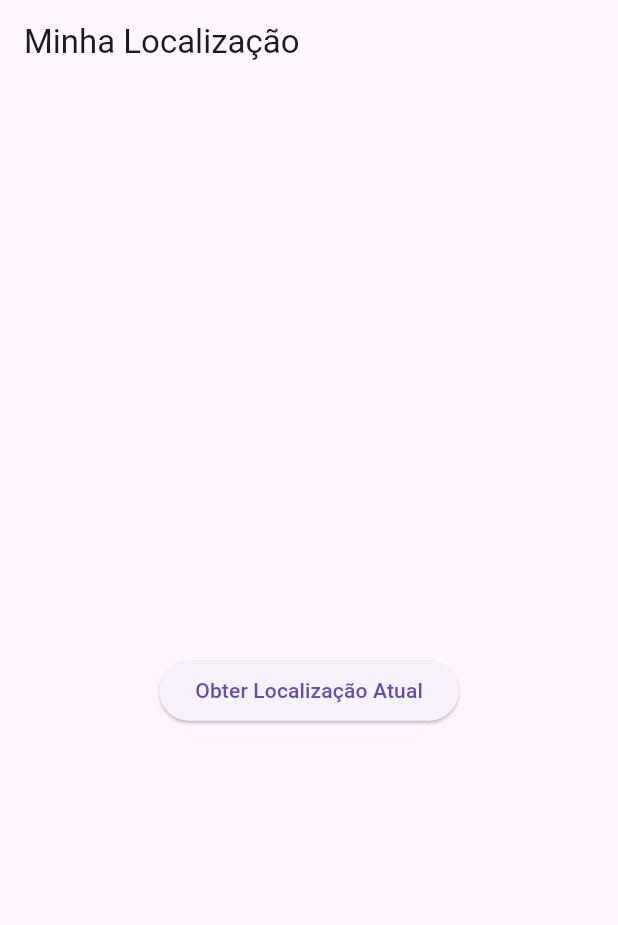
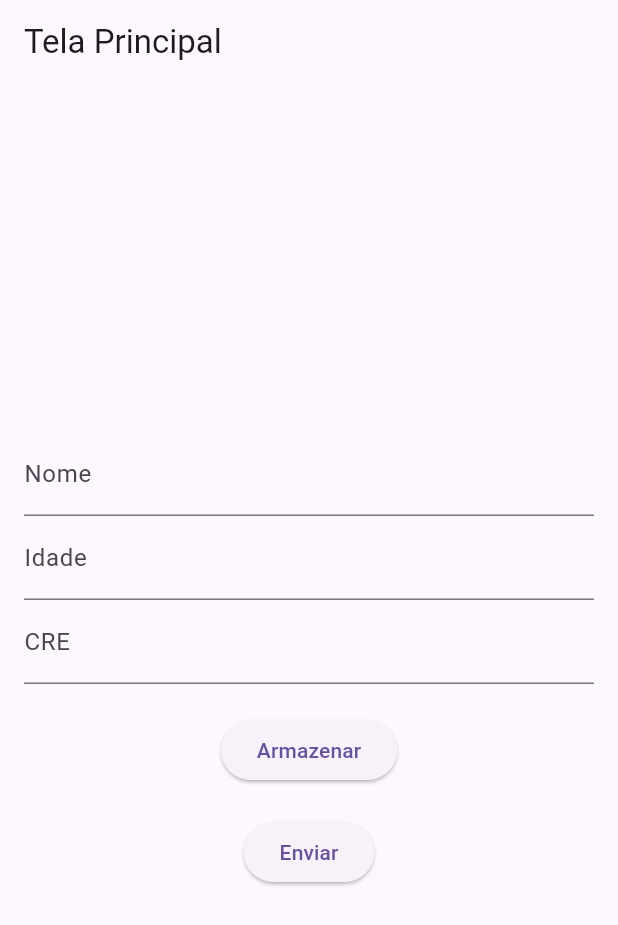
Before and after one commit to Samuel-MN0211/Curso_flutter, a Flutter app: the screen it shows after launch, on a phone screen of 412 x 824 dp. Shown: the top 925 px of the screen. Run offline on Flutter 3.47's test engine with Material 3 defaults, Android fonts, the phone set to English and light mode, and no system bars.

Commit message:
pratica final

```diff
--- a/lib/main.dart
+++ b/lib/main.dart
@@ -1,4 +1,5 @@
 import 'package:flutter/material.dart';
+import 'list_screen.dart';
 
 void main() {
   runApp(const MyApp());
@@ -9,9 +10,18 @@ class MyApp extends StatelessWidget {
 
   @override
   Widget build(BuildContext context) {
-    return const MaterialApp(
-      title: 'Minha Localização',
-      home: HomeScreen(),
+    return MaterialApp(
+      title: 'Formulário de Informações',
+      theme: ThemeData(
+        primarySwatch: Colors.blue,
+      ),
+      home: const HomeScreen(),
+      routes: {
+        '/listScreen': (context) => ListScreen(
+              data: ModalRoute.of(context)?.settings.arguments
+                  as List<Map<String, String>>?,
+            ),
+      },
     );
   }
 }
@@ -24,55 +34,79 @@ class HomeScreen extends StatefulWidget {
 }
 
 class _HomeScreenState extends State<HomeScreen> {
-  String locationMessage = '';
+  final _nameController = TextEditingController();
+  final _ageController = TextEditingController();
+  final _creController = TextEditingController();
+  final List<Map<String, String>> _data = [];
 
-  @override
-  void initState() {
-    super.initState();
-    _requestLocationPermission(); // Solicita a permissão ao iniciar o app
+  void _storeData() {
+    final name = _nameController.text;
+    final age = _ageController.text;
+    final cre = _creController.text;
+
+    if (name.isEmpty || age.isEmpty || cre.isEmpty) {
+      // Show a snackbar or alert if fields are empty
+      ScaffoldMessenger.of(context).showSnackBar(
+        const SnackBar(content: Text('Por favor, preencha todos os campos.')),
+      );
+      return;
+    }
+
+    setState(() {
+      _data.add({
+        'name': name,
+        'age': age,
+        'cre': cre,
+      });
+
+      // Clear the text fields
+      _nameController.clear();
+      _ageController.clear();
+      _creController.clear();
+    });
   }
 
-  Future<void> _requestLocationPermission() async {
-    // Solicita a permissão de localização
-    var status = await Permission.location.request();
-
-    if (status.isGranted) {
-      // Permissão concedida, pode acessar a localização
-      print('Permissão concedida');
-    } else if (status.isDenied) {
-      // Permissão negada pelo usuário
-      print('Permissão negada');
-    } else if (status.isPermanentlyDenied) {
-      // Permissão permanentemente negada, o usuário precisa alterar isso nas configurações do sistema
-      print('Permissão permanentemente negada');
-      openAppSettings();
-    }
-  }
-
-  void _getCurrentLocation() async {
-    Position position = await Geolocator.getCurrentPosition(
-        desiredAccuracy: LocationAccuracy.high);
-    setState(() {
-      locationMessage =
-          'Latitude: ${position.latitude}, Longitude: ${position.longitude}';
-    });
+  void _navigateToListScreen() {
+    Navigator.pushNamed(
+      context,
+      '/listScreen',
+      arguments: _data,
+    );
   }
 
   @override
   Widget build(BuildContext context) {
     return Scaffold(
       appBar: AppBar(
-        title: const Text('Minha Localização'),
+        title: const Text('Tela Principal'),
       ),
-      body: Center(
+      body: Padding(
+        padding: const EdgeInsets.all(16.0),
         child: Column(
           mainAxisAlignment: MainAxisAlignment.center,
           children: <Widget>[
-            Text(locationMessage),
+            TextField(
+              controller: _nameController,
+              decoration: const InputDecoration(labelText: 'Nome'),
+            ),
+            TextField(
+              controller: _ageController,
+              keyboardType: TextInputType.number,
+              decoration: const InputDecoration(labelText: 'Idade'),
+            ),
+            TextField(
+              controller: _creController,
+              decoration: const InputDecoration(labelText: 'CRE'),
+            ),
             const SizedBox(height: 20),
             ElevatedButton(
-              onPressed: _getCurrentLocation,
-              child: const Text('Obter Localização Atual'),
+              onPressed: _storeData,
+              child: const Text('Armazenar'),
+            ),
+            const SizedBox(height: 20),
+            ElevatedButton(
+              onPressed: _navigateToListScreen,
+              child: const Text('Enviar'),
             ),
           ],
         ),
--- a/pubspec.yaml
+++ b/pubspec.yaml
@@ -1,4 +1,5 @@
-name: geolocal
+name: color_number
+
 description: "A new Flutter project."
 publish_to: 'none' # Remove this line if you wish to publish to pub.dev
 
```
Also changed, not shown: lib/list_screen.dart (added, +82 -0 lines), 2 other files.
